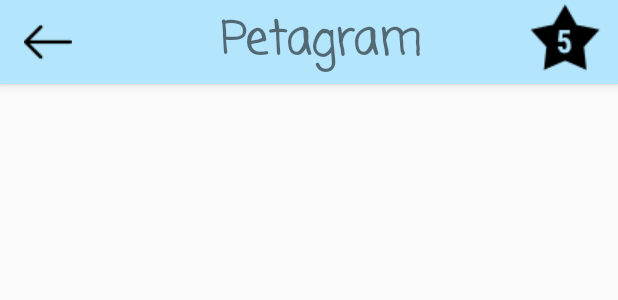
After one commit to EiderDiaz/Imagen_Corporativa, an Android app: the layout actionbarhijo.xml on its own in the app's theme, with its tools: preview values and no code run, on a phone screen of 412 x 824 dp. The commit adds this screen. Shown: the top 300 px of the screen. Run offline under Robolectric (Android 15) with nearby library versions, the phone set to English and light mode, and no system bars.

Commit message:
ya tiene el regreso y al acomodo cobrizo de los top5

```diff
--- /dev/null
+++ b/app/src/main/res/layout/actionbarhijo.xml
@@ -0,0 +1,47 @@
+<?xml version="1.0" encoding="utf-8"?>
+<android.support.v7.widget.Toolbar
+    xmlns:android="http://schemas.android.com/apk/res/android"
+    xmlns:app="http://schemas.android.com/apk/res-auto"
+    android:background="@color/colorPrimary"
+    android:layout_height="?attr/actionBarSize"
+    android:elevation="4dp"
+    app:popupTheme="@style/ThemeOverlay.AppCompat.Light"
+    android:theme="@style/ThemeOverlay.AppCompat.ActionBar"
+    android:layout_width="match_parent">
+
+    <RelativeLayout
+        android:onClick="volver"
+        android:id="@+id/back"
+        android:layout_width="match_parent"
+        android:layout_height="match_parent">
+
+        <ImageView
+
+            android:layout_width="wrap_content"
+            android:layout_height="wrap_content"
+            android:layout_alignParentLeft="true"
+            android:layout_alignParentStart="true"
+            android:layout_centerVertical="true"
+            android:src="@drawable/back" />
+        <TextView
+            android:textStyle="bold"
+            android:textSize="30dp"
+            android:layout_centerInParent="true"
+            android:fontFamily="casual"
+            android:text="Petagram"
+            android:layout_width="wrap_content"
+            android:layout_height="wrap_content" />
+        <ImageView
+            android:layout_marginEnd="10dp"
+            android:layout_alignParentEnd="true"
+            android:src="@drawable/top5"
+            android:layout_width="wrap_content"
+            android:layout_height="wrap_content"
+            android:layout_alignParentRight="true"
+            android:layout_marginRight="10dp"
+            android:onClick="top5"
+            />
+    </RelativeLayout>
+
+
+</android.support.v7.widget.Toolbar>
--- a/app/src/main/res/layout/activity_top5_mascotas.xml
+++ b/app/src/main/res/layout/activity_top5_mascotas.xml
@@ -4,11 +4,11 @@
     xmlns:tools="http://schemas.android.com/tools"
     android:layout_width="match_parent"
     android:layout_height="match_parent"
-    tools:context="com.example.eider.imagen_corporativa.modelos.Top5Mascotas">
+    tools:context="com.example.eider.imagen_corporativa.Top5Mascotas">
 
 
     <include android:id="@+id/actionbar"
-        layout="@layout/actionbar">
+        layout="@layout/actionbarhijo">
     </include>
 
 
```
Also changed, not shown: app/src/main/AndroidManifest.xml (+11 -2 lines), app/src/main/java/com/example/eider/imagen_corporativa/Top5Mascotas.java (renamed from app/src/main/java/com/example/eider/imagen_corporativa/modelos/Top5Mascotas.java, +23 -5 lines), app/src/main/java/com/example/eider/imagen_corporativa/lista_mascota.java (+0 -9 lines), app/src/main/res/drawable/back.png (added).
